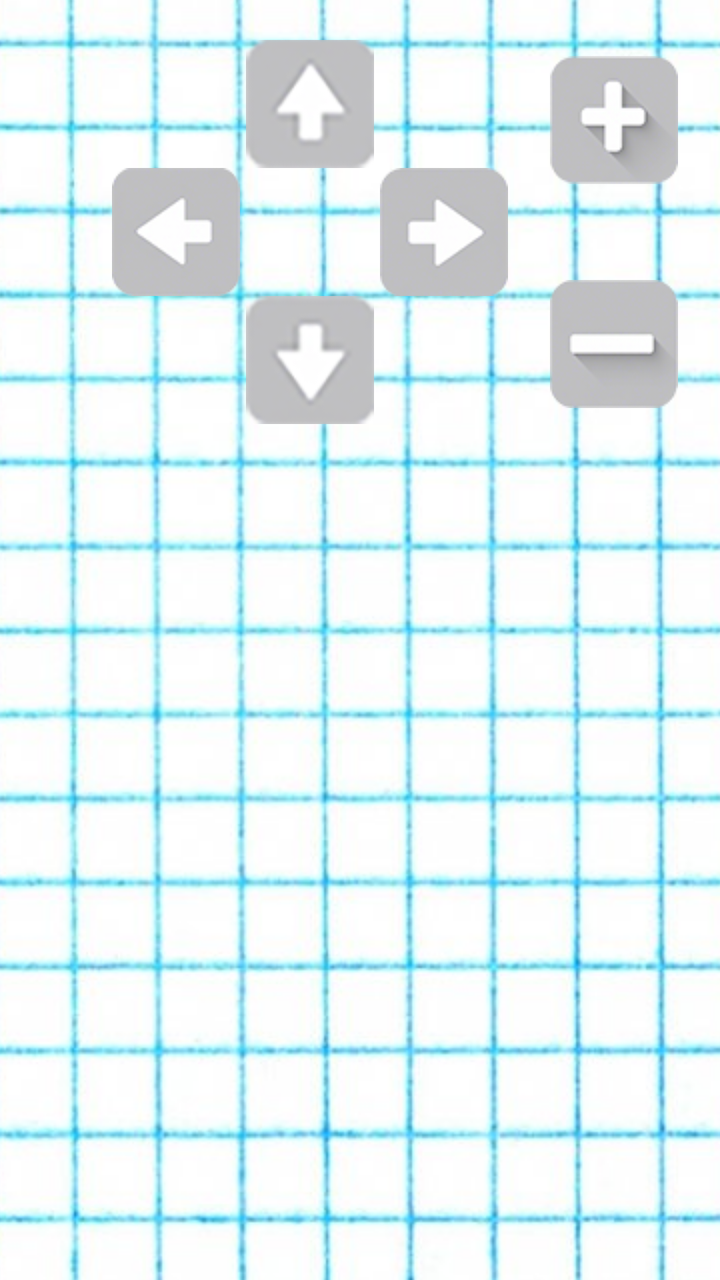
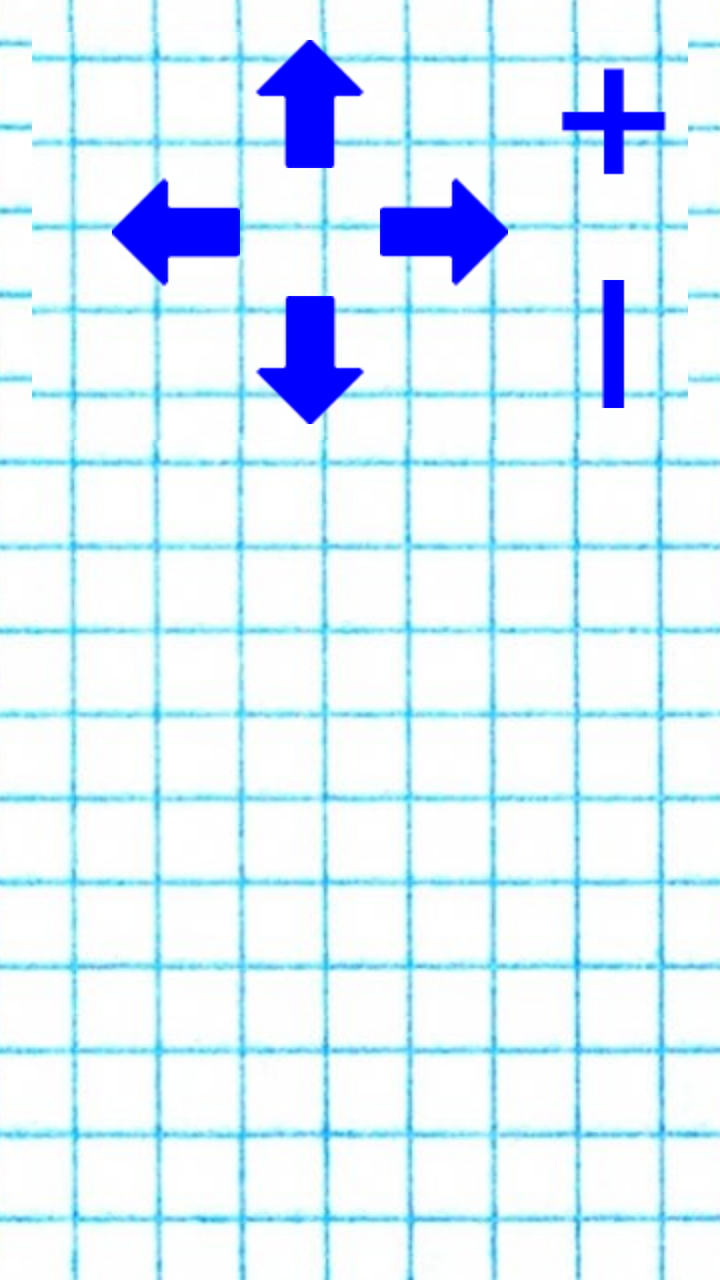

The first picture is an Android layout as it rendered before a commit; the second is the same layout after the commit. The layout source and the unified diff follow.
<!-- AndroidManifest.xml: application theme Theme.AppCompat.Light.DarkActionBar -->
<!-- res/layout/activity_camera_control.xml -->
<?xml version="1.0" encoding="utf-8"?>
<RelativeLayout xmlns:android="http://schemas.android.com/apk/res/android"
    android:layout_width="match_parent"
    android:layout_height="match_parent"
    android:padding="16dp"
    android:background="@drawable/background">

    
    <TextureView
        android:id="@+id/video_texture_view"
        android:layout_width="match_parent"
        android:layout_height="match_parent" />

    
    <LinearLayout
        android:layout_width="wrap_content"
        android:layout_height="wrap_content"
        android:orientation="horizontal"
        android:layout_alignParentTop="true"
        android:layout_marginLeft="40dp"
        android:layout_marginTop="4dp"> 

    
    <LinearLayout
        android:id="@+id/cross_layout"
        android:layout_width="wrap_content"
        android:layout_height="wrap_content"
        android:orientation="vertical"
        android:gravity="center">

        
        <ImageButton
            android:id="@+id/button_right"
            android:layout_width="wrap_content"
            android:layout_height="wrap_content"
            android:src="@drawable/button_right"
            android:background="?attr/selectableItemBackgroundBorderless"
            android:contentDescription="@string/button_right_description" />

        
        <LinearLayout
            android:layout_width="wrap_content"
            android:layout_height="wrap_content"
            android:orientation="horizontal"
            android:gravity="center"
            android:paddingVertical="0dp">

            
            <ImageButton
                android:id="@+id/button_up"
                android:layout_width="wrap_content"
                android:layout_height="wrap_content"
                android:src="@drawable/button_up"
                android:background="?attr/selectableItemBackgroundBorderless"
                android:contentDescription="@string/button_up_description" />

            
            <ImageButton
                android:id="@+id/button_down"
                android:layout_width="wrap_content"
                android:layout_height="wrap_content"
                android:src="@drawable/button_down"
                android:background="?attr/selectableItemBackgroundBorderless"
                android:layout_marginLeft="70dp"
                android:contentDescription="@string/button_down_description" />
        </LinearLayout>

        
        <ImageButton
            android:id="@+id/button_left"
            android:layout_width="wrap_content"
            android:layout_height="wrap_content"
            android:src="@drawable/button_left"
            android:background="?attr/selectableItemBackgroundBorderless"
            android:contentDescription="@string/button_left_description" />
    </LinearLayout>

    
    <LinearLayout
        android:layout_width="wrap_content"
        android:layout_height="wrap_content"
        android:orientation="vertical"
        android:gravity="center"
        android:layout_marginStart="16dp"> 

        
        <ImageButton
            android:id="@+id/button_zoom_in"
            android:layout_width="wrap_content"
            android:layout_height="wrap_content"
            android:src="@drawable/button_zoom_in"
            android:background="?attr/selectableItemBackgroundBorderless"
            android:contentDescription="@string/button_zoom_in_description"
            android:padding="8dp" />

        
        <ImageButton
            android:id="@+id/button_zoom_out"
            android:layout_width="wrap_content"
            android:layout_height="wrap_content"
            android:src="@drawable/button_zoom_out"
            android:background="?attr/selectableItemBackgroundBorderless"
            android:contentDescription="@string/button_zoom_out_description"
            android:padding="8dp"
            android:layout_marginTop="32dp" /> 
    </LinearLayout>
</LinearLayout>
    </RelativeLayout>
<!-- resources referenced by this layout -->
<resources>
  <!-- drawable background (drawable) -->
  <bitmap
      xmlns:android="http://schemas.android.com/apk/res/android"
      android:src="@drawable/background_image"
      android:gravity="center"
      android:tileMode="disabled" />
  <!-- drawable button_down: png bitmap (drawable, 6998 bytes) -->
  <!-- drawable button_left: png bitmap (drawable, 5695 bytes) -->
  <!-- drawable button_right: png bitmap (drawable, 5787 bytes) -->
  <!-- drawable button_up: png bitmap (drawable, 6997 bytes) -->
  <!-- drawable button_zoom_in: png bitmap (drawable, 7223 bytes) -->
  <!-- drawable button_zoom_out: png bitmap (drawable, 6697 bytes) -->
  <string name="button_down_description">Кнопка вниз</string>
  <string name="button_left_description">Кнопка влево</string>
  <string name="button_right_description">Кнопка вправо</string>
  <string name="button_up_description">Кнопка вверх</string>
  <string name="button_zoom_in_description">Кнопка приближения</string>
  <string name="button_zoom_out_description">Кнопка отдаления</string>
  <!-- drawable background_image: png bitmap (drawable, 322341 bytes) -->
</resources>

<!-- the commit's change to res/layout/activity_camera_control.xml (unified diff, before → after) -->
@@ -12,6 +12,14 @@
         android:layout_height="match_parent" />
 
     
+    <View
+        android:id="@+id/background_layer"
+        android:layout_width="match_parent"
+        android:layout_height="204dp"
+        android:background="@drawable/background"
+        android:layout_alignParentTop="true" />
+
+    
     <LinearLayout
         android:layout_width="wrap_content"
         android:layout_height="wrap_content"
@@ -20,89 +28,89 @@
         android:layout_marginLeft="40dp"
         android:layout_marginTop="4dp"> 
 
-    
-    <LinearLayout
-        android:id="@+id/cross_layout"
-        android:layout_width="wrap_content"
-        android:layout_height="wrap_content"
-        android:orientation="vertical"
-        android:gravity="center">
-
         
-        <ImageButton
-            android:id="@+id/button_right"
+        <LinearLayout
+            android:id="@+id/cross_layout"
             android:layout_width="wrap_content"
             android:layout_height="wrap_content"
-            android:src="@drawable/button_right"
-            android:background="?attr/selectableItemBackgroundBorderless"
-            android:contentDescription="@string/button_right_description" />
+            android:orientation="vertical"
+            android:gravity="center">
+
+            
+            <ImageButton
+                android:id="@+id/button_right"
+                android:layout_width="wrap_content"
+                android:layout_height="wrap_content"
+                android:src="@drawable/button_right"
+                android:background="?attr/selectableItemBackgroundBorderless"
+                android:contentDescription="@string/button_right_description" />
+
+            
+            <LinearLayout
+                android:layout_width="wrap_content"
+                android:layout_height="wrap_content"
+                android:orientation="horizontal"
+                android:gravity="center"
+                android:paddingVertical="0dp">
+
+                
+                <ImageButton
+                    android:id="@+id/button_up"
+                    android:layout_width="wrap_content"
+                    android:layout_height="wrap_content"
+                    android:src="@drawable/button_up"
+                    android:background="?attr/selectableItemBackgroundBorderless"
+                    android:contentDescription="@string/button_up_description" />
+
+                
+                <ImageButton
+                    android:id="@+id/button_down"
+                    android:layout_width="wrap_content"
+                    android:layout_height="wrap_content"
+                    android:src="@drawable/button_down"
+                    android:background="?attr/selectableItemBackgroundBorderless"
+                    android:layout_marginLeft="70dp"
+                    android:contentDescription="@string/button_down_description" />
+            </LinearLayout>
+
+            
+            <ImageButton
+                android:id="@+id/button_left"
+                android:layout_width="wrap_content"
+                android:layout_height="wrap_content"
+                android:src="@drawable/button_left"
+                android:background="?attr/selectableItemBackgroundBorderless"
+                android:contentDescription="@string/button_left_description" />
+        </LinearLayout>
 
         
         <LinearLayout
             android:layout_width="wrap_content"
             android:layout_height="wrap_content"
-            android:orientation="horizontal"
+            android:orientation="vertical"
             android:gravity="center"
-            android:paddingVertical="0dp">
+            android:layout_marginStart="16dp"> 
 
             
             <ImageButton
-                android:id="@+id/button_up"
+                android:id="@+id/button_zoom_in"
                 android:layout_width="wrap_content"
                 android:layout_height="wrap_content"
-                android:src="@drawable/button_up"
+                android:src="@drawable/button_zoom_in"
                 android:background="?attr/selectableItemBackgroundBorderless"
-                android:contentDescription="@string/button_up_description" />
+                android:contentDescription="@string/button_zoom_in_description"
+                android:padding="8dp" />
 
             
             <ImageButton
-                android:id="@+id/button_down"
+                android:id="@+id/button_zoom_out"
                 android:layout_width="wrap_content"
                 android:layout_height="wrap_content"
-                android:src="@drawable/button_down"
+                android:src="@drawable/button_zoom_out"
                 android:background="?attr/selectableItemBackgroundBorderless"
-                android:layout_marginLeft="70dp"
-                android:contentDescription="@string/button_down_description" />
+                android:contentDescription="@string/button_zoom_out_description"
+                android:padding="8dp"
+                android:layout_marginTop="32dp" /> 
         </LinearLayout>
-
-        
-        <ImageButton
-            android:id="@+id/button_left"
-            android:layout_width="wrap_content"
-            android:layout_height="wrap_content"
-            android:src="@drawable/button_left"
-            android:background="?attr/selectableItemBackgroundBorderless"
-            android:contentDescription="@string/button_left_description" />
     </LinearLayout>
-
-    
-    <LinearLayout
-        android:layout_width="wrap_content"
-        android:layout_height="wrap_content"
-        android:orientation="vertical"
-        android:gravity="center"
-        android:layout_marginStart="16dp"> 
-
-        
-        <ImageButton
-            android:id="@+id/button_zoom_in"
-            android:layout_width="wrap_content"
-            android:layout_height="wrap_content"
-            android:src="@drawable/button_zoom_in"
-            android:background="?attr/selectableItemBackgroundBorderless"
-            android:contentDescription="@string/button_zoom_in_description"
-            android:padding="8dp" />
-
-        
-        <ImageButton
-            android:id="@+id/button_zoom_out"
-            android:layout_width="wrap_content"
-            android:layout_height="wrap_content"
-            android:src="@drawable/button_zoom_out"
-            android:background="?attr/selectableItemBackgroundBorderless"
-            android:contentDescription="@string/button_zoom_out_description"
-            android:padding="8dp"
-            android:layout_marginTop="32dp" /> 
-    </LinearLayout>
-</LinearLayout>
-    </RelativeLayout>
+</RelativeLayout>
<!-- resource entries referenced after the edit -->
@@ -6,12 +6,12 @@
       android:src="@drawable/background_image"
       android:gravity="center"
       android:tileMode="disabled" />
-  <!-- drawable button_down: png bitmap (drawable, 6998 bytes) -->
-  <!-- drawable button_left: png bitmap (drawable, 5695 bytes) -->
-  <!-- drawable button_right: png bitmap (drawable, 5787 bytes) -->
-  <!-- drawable button_up: png bitmap (drawable, 6997 bytes) -->
-  <!-- drawable button_zoom_in: png bitmap (drawable, 7223 bytes) -->
-  <!-- drawable button_zoom_out: png bitmap (drawable, 6697 bytes) -->
+  <!-- drawable button_down: png bitmap (drawable, 2179 bytes) -->
+  <!-- drawable button_left: png bitmap (drawable, 1996 bytes) -->
+  <!-- drawable button_right: png bitmap (drawable, 2204 bytes) -->
+  <!-- drawable button_up: png bitmap (drawable, 2194 bytes) -->
+  <!-- drawable button_zoom_in: png bitmap (drawable, 2048 bytes) -->
+  <!-- drawable button_zoom_out: png bitmap (drawable, 2015 bytes) -->
   <string name="button_down_description">Кнопка вниз</string>
   <string name="button_left_description">Кнопка влево</string>
   <string name="button_right_description">Кнопка вправо</string>
